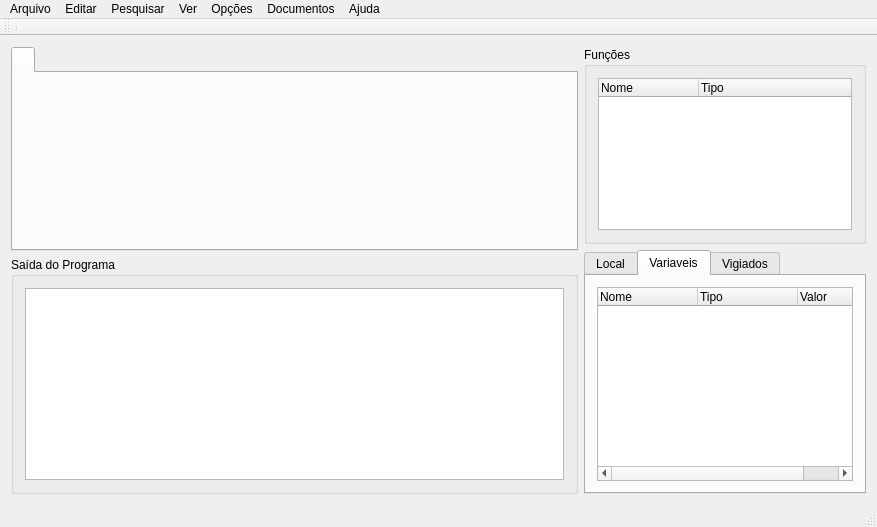
The window that ide.ui (brlebtag/cafezinho-ide) describes before a commit, drawn with Qt 5.
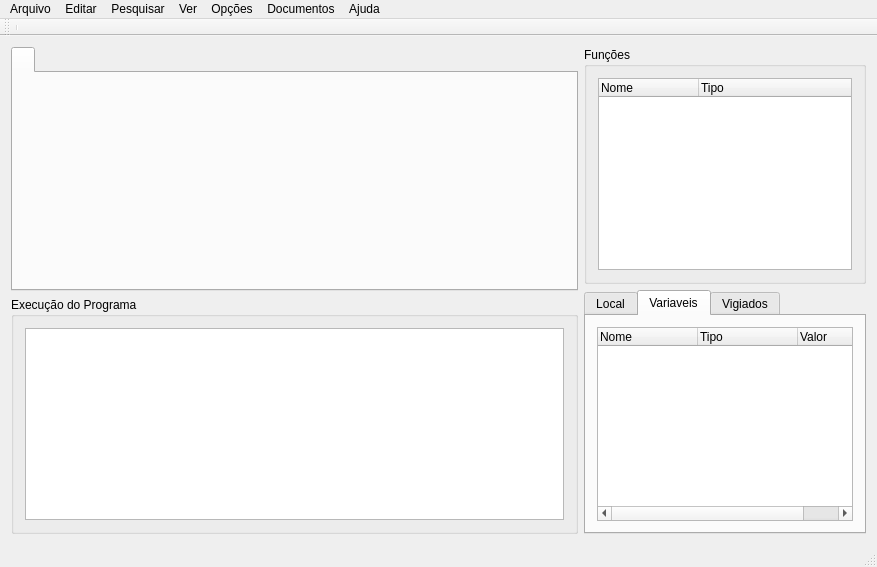
The same window after the commit.

Commit message: Implementando Interface em geral

The edit to the form file:
```diff
--- a/ide.ui
+++ b/ide.ui
@@ -7,7 +7,7 @@
     <x>0</x>
     <y>0</y>
     <width>877</width>
-    <height>527</height>
+    <height>560</height>
    </rect>
   </property>
   <property name="windowTitle">
@@ -20,7 +20,7 @@
       <item>
        <widget class="QGroupBox" name="groupFuncoes">
         <property name="sizePolicy">
-         <sizepolicy hsizetype="Maximum" vsizetype="Maximum">
+         <sizepolicy hsizetype="Maximum" vsizetype="Minimum">
           <horstretch>0</horstretch>
           <verstretch>0</verstretch>
          </sizepolicy>
@@ -31,6 +31,12 @@
         <layout class="QGridLayout" name="gridLayout_3">
          <item row="0" column="0">
           <widget class="QTreeWidget" name="treeWidget">
+           <property name="sizePolicy">
+            <sizepolicy hsizetype="Preferred" vsizetype="Preferred">
+             <horstretch>0</horstretch>
+             <verstretch>0</verstretch>
+            </sizepolicy>
+           </property>
            <column>
             <property name="text">
              <string>Nome</string>
@@ -168,7 +174,7 @@
          </sizepolicy>
         </property>
         <property name="title">
-         <string>Saída do Programa</string>
+         <string>Execução do Programa</string>
         </property>
         <layout class="QGridLayout" name="gridLayout">
          <item row="0" column="0">
```
Left out of the diff: 20 changed lines with no effect on the pictures. The commit also changes 5 other files.
